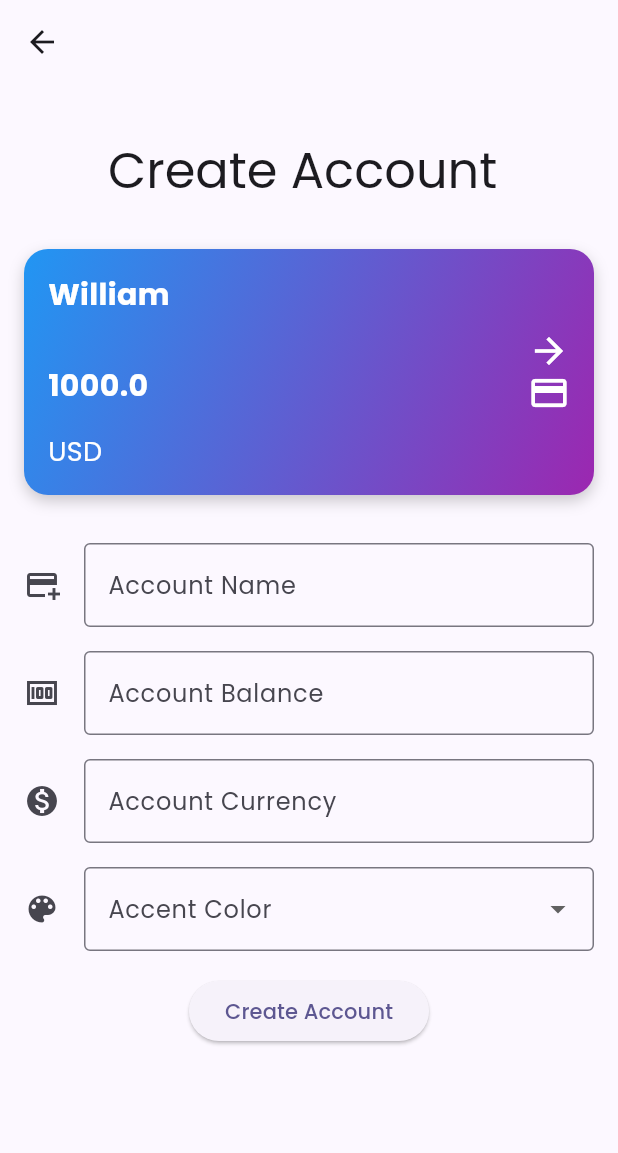
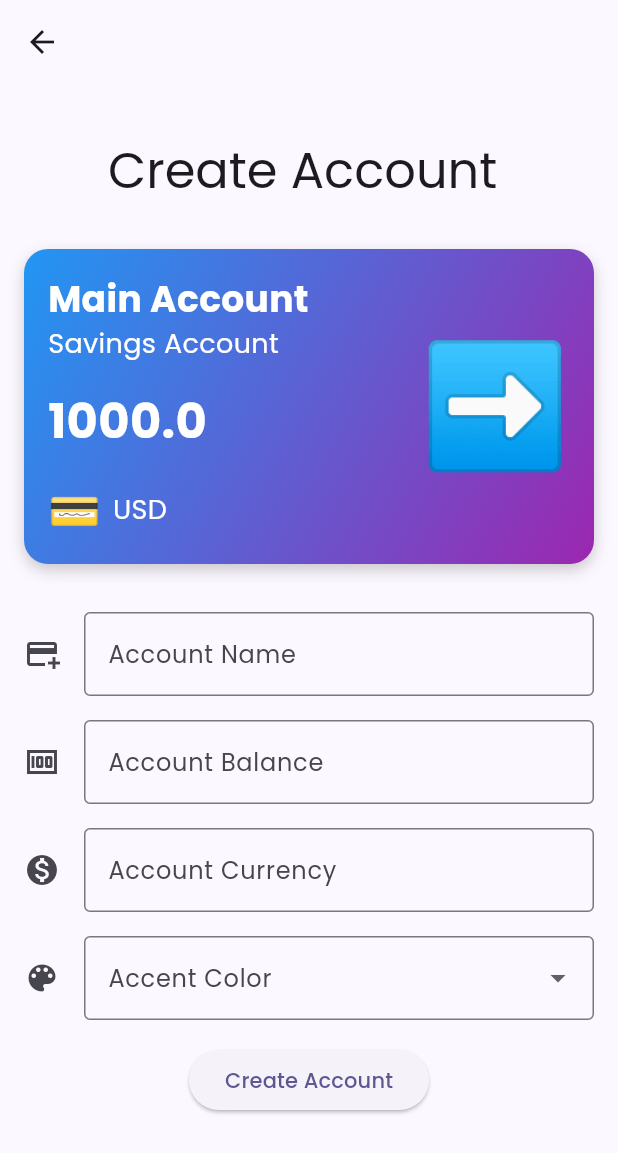
Before and after one commit to willyishmael/rocket_pocket, a Flutter app: the CreateAccountScreen screen opened directly, on a phone screen of 412 x 824 dp. Shown: the top 1153 px of the screen. Run offline on Flutter 3.47's test engine with Material 3 defaults, Android fonts, the phone set to English and light mode, and no system bars; our stand-ins replace drift, flutter_riverpod, flutter_swiper_view, go_router, google_fonts, talker_flutter; missing offline and left inert: flutter_adaptive_scaffold; accounts and stored records are empty; generated files the repository leaves out were written again.

Commit message:
Update account card view

```diff
--- a/lib/screens/dashboard/account_card.dart
+++ b/lib/screens/dashboard/account_card.dart
@@ -1,15 +1,92 @@
 import 'package:flutter/material.dart';
+import 'package:rocket_pocket/data/model/account.dart';
 
 class AccountCard extends StatelessWidget {
-  final int index;
-  const AccountCard({super.key, required this.index});
+  final Account account;
+  const AccountCard({super.key, required this.account});
 
   @override
   Widget build(BuildContext context) {
-    return Card(
-      child: SizedBox(
-        width: 150.0,
-        child: Center(child: Text('Account ${index + 1}')),
+    return Container(
+      margin: const EdgeInsets.all(16.0),
+      decoration: BoxDecoration(
+        gradient: const LinearGradient(
+          colors: [Colors.blue, Colors.purple],
+          begin: Alignment.topLeft,
+          end: Alignment.bottomRight,
+        ),
+        borderRadius: BorderRadius.circular(16.0),
+        boxShadow: [
+          BoxShadow(
+            color: Colors.black.withOpacity(0.2),
+            blurRadius: 8.0,
+            offset: const Offset(0, 4),
+          ),
+        ],
+      ),
+      child: Padding(
+        padding: const EdgeInsets.all(16.0),
+        child: Row(
+          mainAxisAlignment: MainAxisAlignment.spaceBetween,
+          children: [
+            Expanded(
+              child: Column(
+                crossAxisAlignment: CrossAxisAlignment.start,
+                children: [
+                  Text(
+                    account.name,
+                    style: const TextStyle(
+                      fontSize: 24.0,
+                      fontWeight: FontWeight.bold,
+                      color: Colors.white,
+                    ),
+                  ),
+                  Text(
+                    'Savings Account',
+                    style: const TextStyle(fontSize: 18.0, color: Colors.white),
+                  ),
+                  const SizedBox(height: 16.0),
+                  Text(
+                    account.balance.toString(),
+                    style: TextStyle(
+                      fontSize: 32.0,
+                      fontWeight: FontWeight.bold,
+                      color: Colors.white,
+                    ),
+                  ),
+                  const SizedBox(height: 16.0),
+                  Row(
+                    children: [
+                      Text(
+                        '💳', // Example emoticon
+                        style: const TextStyle(
+                          fontSize: 28.0, // Adjust the size as needed
+                          color: Colors.white,
+                        ),
+                      ),
+                      SizedBox(width: 8.0),
+                      Text(
+                        account.currency,
+                        style: const TextStyle(
+                          fontSize: 18.0,
+                          color: Colors.white,
+                        ),
+                      ),
+                    ],
+                  ),
+                ],
+              ),
+            ),
+            const SizedBox(width: 16.0),
+            Text(
+              '➡️', // Example emoticon
+              style: const TextStyle(
+                fontSize: 80.0, // Adjust the size as needed
+                color: Colors.white,
+              ),
+            ),
+          ],
+        ),
       ),
     );
   }
--- a/lib/screens/dashboard/create_account_screen.dart
+++ b/lib/screens/dashboard/create_account_screen.dart
@@ -1,6 +1,7 @@
 import 'package:flutter/material.dart';
 import 'package:go_router/go_router.dart';
 import 'package:rocket_pocket/data/model/account.dart';
+import 'package:rocket_pocket/screens/dashboard/account_card.dart';
 
 class CreateAccountScreen extends StatefulWidget {
   const CreateAccountScreen({super.key});
@@ -12,7 +13,7 @@ class CreateAccountScreen extends StatefulWidget {
 class _CreateAccountScreenState extends State<CreateAccountScreen> {
   final Account account = Account(
     id: 1,
-    name: 'William',
+    name: 'Main Account',
     balance: 1000.0,
     currency: 'USD',
     accentColor: Colors.blue.value,
@@ -101,74 +102,3 @@ class _CreateAccountScreenState extends State<CreateAccountScreen> {
     );
   }
 }
-
-class AccountCard extends StatelessWidget {
-  final Account account;
-  const AccountCard({super.key, required this.account});
-
-  @override
-  Widget build(BuildContext context) {
-    return Container(
-      margin: const EdgeInsets.all(16.0),
-      decoration: BoxDecoration(
-        gradient: const LinearGradient(
-          colors: [Colors.blue, Colors.purple],
-          begin: Alignment.topLeft,
-          end: Alignment.bottomRight,
-        ),
-        borderRadius: BorderRadius.circular(16.0),
-        boxShadow: [
-          BoxShadow(
-            color: Colors.black.withOpacity(0.2),
-            blurRadius: 8.0,
-            offset: const Offset(0, 4),
-          ),
-        ],
-      ),
-      child: Padding(
-        padding: const EdgeInsets.all(16.0),
-        child: Row(
-          mainAxisAlignment: MainAxisAlignment.spaceBetween,
-          children: [
-            Expanded(
-              child: Column(
-                crossAxisAlignment: CrossAxisAlignment.start,
-                children: [
-                  Text(
-                    account.name,
-                    style: const TextStyle(
-                      fontSize: 20.0,
-                      fontWeight: FontWeight.bold,
-                      color: Colors.white,
-                    ),
-                  ),
-                  const SizedBox(height: 32.0),
-                  Text(
-                    account.balance.toString(),
-                    style: TextStyle(
-                      fontSize: 20.0,
-                      fontWeight: FontWeight.bold,
-                      color: Colors.white,
-                    ),
-                  ),
-                  const SizedBox(height: 16.0),
-                  Text(
-                    account.currency,
-                    style: const TextStyle(fontSize: 18.0, color: Colors.white),
-                  ),
-                ],
-              ),
-            ),
-            const SizedBox(width: 16.0),
-            Column(
-              children: [
-                Icon(Icons.arrow_forward, color: Colors.white, size: 28.0),
-                Icon(Icons.credit_card, color: Colors.white, size: 28.0),
-              ],
-            ),
-          ],
-        ),
-      ),
-    );
-  }
-}
--- a/lib/screens/dashboard/dashboard_screen.dart
+++ b/lib/screens/dashboard/dashboard_screen.dart
@@ -1,6 +1,7 @@
 import 'package:flutter/material.dart';
 import 'package:flutter_swiper_view/flutter_swiper_view.dart';
 import 'package:go_router/go_router.dart';
+import 'package:rocket_pocket/data/model/account.dart';
 import 'package:rocket_pocket/router/paths.dart';
 import 'package:rocket_pocket/screens/dashboard/account_card.dart';
 
@@ -34,7 +35,6 @@ class DashboardScreen extends StatelessWidget {
                   ),
                   IconButton.filledTonal(
                     onPressed: () {
-
                       context.push(Paths.createAccount);
                       print('Add Account');
                     },
@@ -50,8 +50,20 @@ class DashboardScreen extends StatelessWidget {
               child: Swiper(
                 itemCount: 3,
                 viewportFraction: 0.8,
-                scale: 0.9,
-                itemBuilder: (context, index) => AccountCard(index: index),
+                scale: 1.1,
+                fade: 0.6,
+                curve: Curves.bounceInOut,
+
+                itemBuilder:
+                    (context, index) => AccountCard(
+                      account: Account(
+                        id: index,
+                        name: 'Account $index',
+                        balance: 1000.0 + (index * 100),
+                        currency: 'USD',
+                        accentColor: Colors.blue.value,
+                      ),
+                    ),
               ),
             ),
           ),
```
